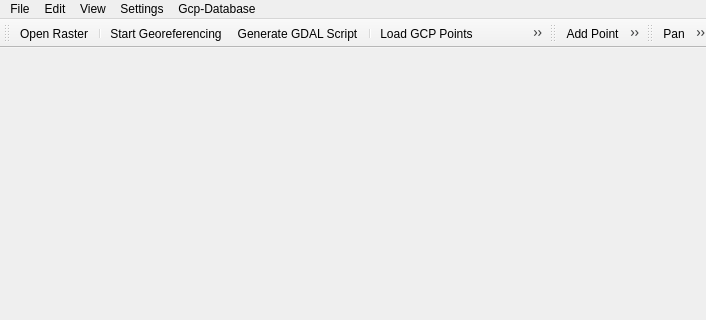
Before: the Qt Designer form src/plugins/georeferencer/qgsgeorefpluginguibase.ui in mj10777/QGIS, drawn with Qt 5; both pictures show x 0 to 706 and y 0 to 320 of the 872 by 621 pixel window.
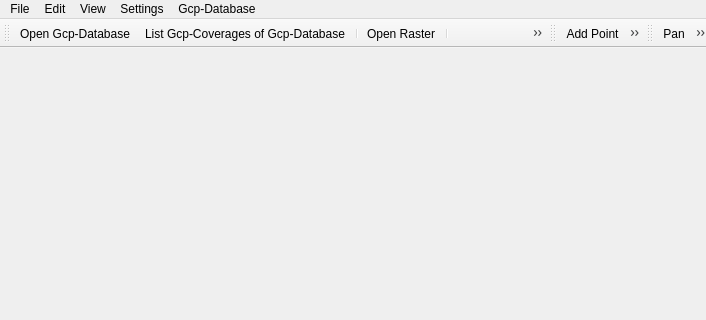
After: the same form once the commit is applied. Custom widgets are drawn as their Qt base class.

Diff of the .ui file:
```diff
--- a/src/plugins/georeferencer/qgsgeorefpluginguibase.ui
+++ b/src/plugins/georeferencer/qgsgeorefpluginguibase.ui
@@ -144,6 +144,9 @@
    <attribute name="toolBarBreak">
     <bool>false</bool>
    </attribute>
+   <addaction name="mOpenGcpCoverages"/>
+   <addaction name="mListGcpCoverages"/>
+   <addaction name="separator"/>
    <addaction name="mActionOpenRaster"/>
    <addaction name="separator"/>
    <addaction name="mActionStartGeoref"/>
```
Left out of the diff: 18 changed lines with no effect on the pictures.
